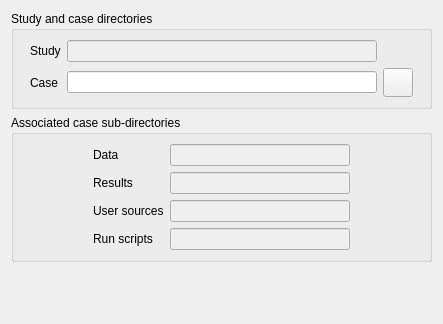
This is gui/Pages/IdentityAndPathesForm.ui in code-saturne/code_saturne as Qt 5 draws it before an edit. The edited form follows.
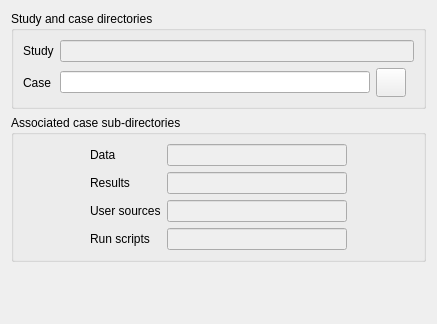
This is the edited form. Icons and pictures are not drawn.

Commit message: GUI: widen "identity and paths view".

The edit to the form file:
```diff
--- a/gui/Pages/IdentityAndPathesForm.ui
+++ b/gui/Pages/IdentityAndPathesForm.ui
@@ -6,7 +6,7 @@
    <rect>
     <x>0</x>
     <y>0</y>
-    <width>443</width>
+    <width>437</width>
     <height>324</height>
    </rect>
   </property>
@@ -25,40 +25,20 @@
      <layout class="QGridLayout">
       <item row="1" column="0">
        <layout class="QGridLayout" name="gridLayout">
-        <item row="1" column="0">
-         <spacer>
-          <property name="orientation">
-           <enum>Qt::Horizontal</enum>
-          </property>
-          <property name="sizeHint" stdset="0">
-           <size>
-            <width>16</width>
-            <height>22</height>
-           </size>
-          </property>
-         </spacer>
-        </item>
-        <item row="1" column="4">
-         <spacer>
-          <property name="orientation">
-           <enum>Qt::Horizontal</enum>
-          </property>
-          <property name="sizeHint" stdset="0">
-           <size>
-            <width>16</width>
-            <height>22</height>
-           </size>
-          </property>
-         </spacer>
-        </item>
-        <item row="0" column="2">
-         <widget class="QLineEdit" name="lineEditStudyPath">
-          <property name="enabled">
-           <bool>false</bool>
-          </property>
-         </widget>
-        </item>
         <item row="1" column="3">
+         <spacer>
+          <property name="orientation">
+           <enum>Qt::Horizontal</enum>
+          </property>
+          <property name="sizeHint" stdset="0">
+           <size>
+            <width>16</width>
+            <height>22</height>
+           </size>
+          </property>
+         </spacer>
+        </item>
+        <item row="1" column="2">
          <widget class="QToolButton" name="toolButton">
           <property name="toolTip">
            <string>&lt;html&gt;&lt;head/&gt;&lt;body&gt;&lt;p&gt;&lt;span style=&quot; font-size:9pt;&quot;&gt;Define the case directory. Please give the absolute path of the case directory or use the dialog box.&lt;/span&gt;&lt;/p&gt;&lt;/body&gt;&lt;/html&gt;</string>
@@ -84,7 +64,7 @@
           </property>
          </widget>
         </item>
-        <item row="1" column="2">
+        <item row="1" column="1">
          <widget class="QLineEdit" name="lineEditCasePath">
           <property name="minimumSize">
            <size>
@@ -100,20 +80,27 @@
           </property>
          </widget>
         </item>
-        <item row="1" column="1">
+        <item row="1" column="0">
          <widget class="QLabel" name="labelCase">
           <property name="text">
            <string>Case</string>
           </property>
          </widget>
         </item>
-        <item row="0" column="1">
+        <item row="0" column="0">
          <widget class="QLabel" name="labelStudy">
           <property name="text">
            <string>Study</string>
           </property>
          </widget>
         </item>
+        <item row="0" column="1" colspan="3">
+         <widget class="QLineEdit" name="lineEditStudyPath">
+          <property name="enabled">
+           <bool>false</bool>
+          </property>
+         </widget>
+        </item>
        </layout>
       </item>
      </layout>
```
